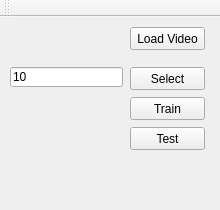
iti-luebeck/HANSE2011, file BvTraining/trainingwindow.ui: the form before one commit.
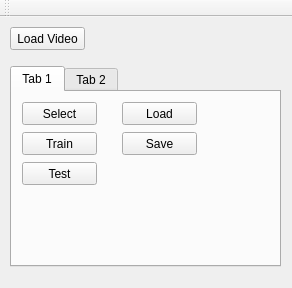
The form after the commit.

What changed in the file:
```diff
--- a/BvTraining/trainingwindow.ui
+++ b/BvTraining/trainingwindow.ui
@@ -6,32 +6,35 @@
    <rect>
     <x>0</x>
     <y>0</y>
-    <width>220</width>
-    <height>210</height>
+    <width>292</width>
+    <height>288</height>
    </rect>
   </property>
   <property name="windowTitle">
    <string>TrainingWindow</string>
   </property>
   <widget class="QWidget" name="centralWidget">
-   <widget class="QPushButton" name="trainButton">
+   <widget class="QTabWidget" name="tabWidget">
     <property name="geometry">
      <rect>
-      <x>130</x>
-      <y>80</y>
-      <width>75</width>
-      <height>23</height>
+      <x>10</x>
+      <y>49</y>
+      <width>271</width>
+      <height>201</height>
      </rect>
     </property>
-    <property name="text">
-     <string>Train</string>
+    <property name="currentIndex">
+     <number>0</number>
     </property>
-   </widget>
+    <widget class="QWidget" name="tab">
+     <attribute name="title">
+      <string>Tab 1</string>
+     </attribute>
    <widget class="QPushButton" name="selectButton">
     <property name="geometry">
      <rect>
-      <x>130</x>
-      <y>50</y>
+        <x>10</x>
+        <y>10</y>
       <width>75</width>
       <height>23</height>
      </rect>
@@ -40,24 +43,24 @@
      <string>Select</string>
     </property>
    </widget>
-   <widget class="QLineEdit" name="selectEdit">
+     <widget class="QPushButton" name="trainButton">
     <property name="geometry">
      <rect>
       <x>10</x>
-      <y>50</y>
-      <width>113</width>
-      <height>20</height>
+        <y>40</y>
+        <width>75</width>
+        <height>23</height>
      </rect>
     </property>
     <property name="text">
-     <string>10</string>
+       <string>Train</string>
     </property>
    </widget>
    <widget class="QPushButton" name="testButton">
     <property name="geometry">
      <rect>
-      <x>130</x>
-      <y>110</y>
+        <x>10</x>
+        <y>70</y>
       <width>75</width>
       <height>23</height>
      </rect>
@@ -66,10 +69,43 @@
      <string>Test</string>
     </property>
    </widget>
+     <widget class="QPushButton" name="loadBlobButton">
+      <property name="geometry">
+       <rect>
+        <x>110</x>
+        <y>10</y>
+        <width>75</width>
+        <height>23</height>
+       </rect>
+      </property>
+      <property name="text">
+       <string>Load</string>
+      </property>
+     </widget>
+     <widget class="QPushButton" name="saveBlobButton">
+      <property name="geometry">
+       <rect>
+        <x>110</x>
+        <y>40</y>
+        <width>75</width>
+        <height>23</height>
+       </rect>
+      </property>
+      <property name="text">
+       <string>Save</string>
+      </property>
+     </widget>
+    </widget>
+    <widget class="QWidget" name="tab_2">
+     <attribute name="title">
+      <string>Tab 2</string>
+     </attribute>
+    </widget>
+   </widget>
    <widget class="QPushButton" name="loadButton">
     <property name="geometry">
      <rect>
-      <x>130</x>
+      <x>10</x>
       <y>10</y>
       <width>75</width>
       <height>23</height>
```
Left out of the diff: 2 changed lines with no effect on the pictures. Lines whose indentation alone changed are shown as unchanged.
